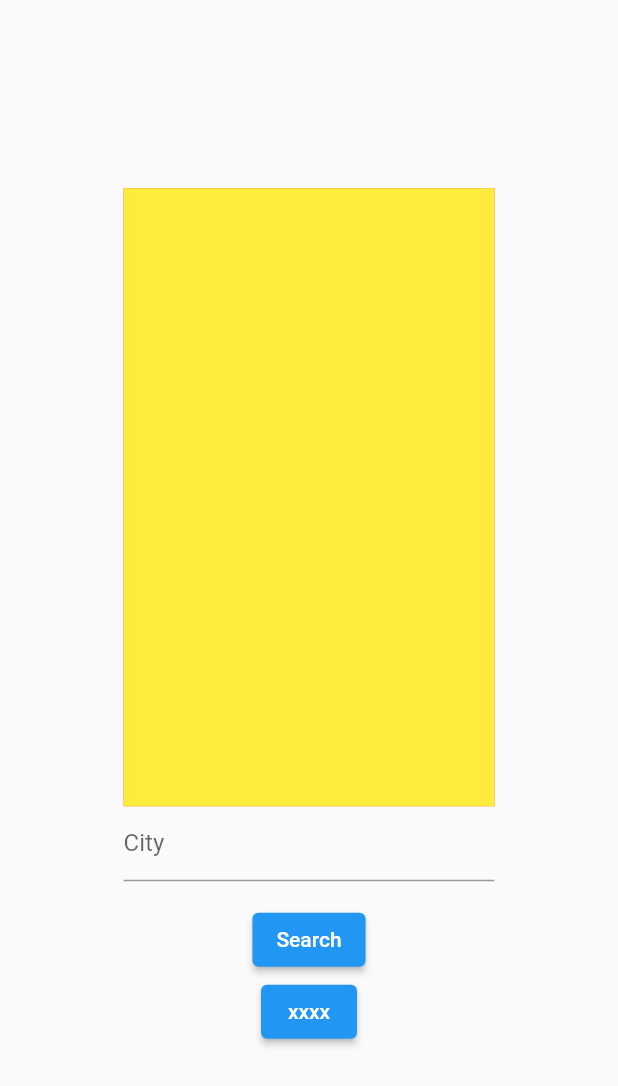
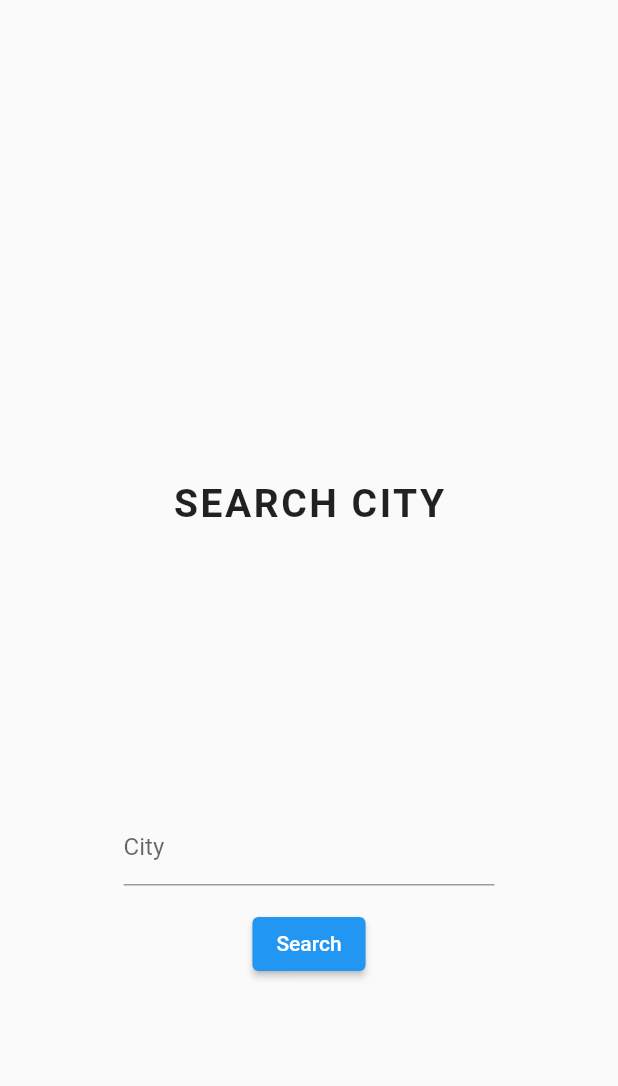
Before and after one commit to RitikRajoria/weather-app-flutter, a Flutter app: the screen it shows after launch, on a phone screen of 412 x 824 dp. Shown: the top 1086 px of the screen. Run offline on Flutter 3.47's test engine with Material 2 defaults, Android fonts, the phone set to English and light mode, and no system bars; missing offline and left inert: dart:ffi.

Commit message:
minor ui changes

```diff
--- a/lib/pages/homepage.dart
+++ b/lib/pages/homepage.dart
@@ -34,14 +34,21 @@ class _HomePageState extends State<HomePage> {
               children: [
                 Center(
                     child: Container(
-                  height: (size.height) * 0.5,
-                  width: (size.width) * 0.6,
-                  color: Colors.red,
+                  height: (size.height) * 0.4,
+                  width: (size.width) * 0.9,
                   child: _response == null
                       ? Container(
-                          height: (size.height) * 0.5,
-                          width: (size.width) * 0.6,
-                          color: Colors.yellow,
+                          height: (size.height) * 0.4,
+                          width: (size.width) * 0.9,
+                          child: Center(
+                            child: Text(
+                              "SEARCH CITY",
+                              style: TextStyle(
+                                  fontSize: 26,
+                                  letterSpacing: 1.7,
+                                  fontWeight: FontWeight.bold),
+                            ),
+                          ),
                         )
                       : Padding(
                           padding: const EdgeInsets.all(8.0),
@@ -62,25 +69,50 @@ class _HomePageState extends State<HomePage> {
                                 style: TextStyle(
                                     fontSize: 20, fontWeight: FontWeight.w500),
                               ),
-                              SizedBox(
-                                height: 12,
+                              Align(
+                                alignment: Alignment.centerLeft,
+                                child: SizedBox(
+                                  height: 35,
+                                  child: Text(
+                                    '5-Days Forecast',
+                                    style: TextStyle(fontSize: 18),
+                                  ),
+                                ),
                               ),
                               Expanded(
                                 child: ListView.builder(
+                                  scrollDirection: Axis.horizontal,
                                   itemCount: indexes.length,
                                   itemBuilder:
                                       (BuildContext context, int index) {
-                                    return Row(
+                                    return Padding(
+                                      padding: const EdgeInsets.only(
+                                          top: 8, bottom: 8, left: 3, right: 3),
+                                      child: Container(
+                                        height: (size.width) * 0.4,
+                                        width: (size.width) * 0.5,
+                                        decoration: BoxDecoration(
+                                          color: Colors.grey.withOpacity(0.4),
+                                          border: Border.all(
+                                              width: 0.7, color: Colors.black),
+                                          borderRadius:
+                                              BorderRadius.circular(14),
+                                        ),
+                                        child: Column(
+                                          mainAxisAlignment:
+                                              MainAxisAlignment.center,
                                           children: [
                                             Text('${dates[index]}',
                                                 style: TextStyle(fontSize: 18)),
                                             SizedBox(
-                                          width: 8,
+                                              height: 8,
                                             ),
                                             Text(
-                                            '${_response!.list![indexes[index]].main!.temp}',
+                                                '${_response!.list![indexes[index]].main!.temp} °C',
                                                 style: TextStyle(fontSize: 18)),
                                           ],
+                                        ),
+                                      ),
                                     );
                                   },
                                 ),
@@ -89,6 +121,9 @@ class _HomePageState extends State<HomePage> {
                           ),
                         ),
                 )),
+                SizedBox(
+                  height: 40,
+                ),
                 Center(
                   child: Container(
                     width: (size.width) * 0.6,
@@ -116,12 +151,6 @@ class _HomePageState extends State<HomePage> {
                   },
                   child: Text('Search'),
                 ),
-                ElevatedButton(
-                  onPressed: () {
-                    print(currentDate);
-                  },
-                  child: Text('xxxx'),
-                ),
               ],
             ),
           ),
@@ -143,7 +172,7 @@ class _HomePageState extends State<HomePage> {
         if (_response!.list![i].dtTxt!.contains('12:00:00')) {
           indexes.add(i);
           date = DateTime.parse('${_response!.list![i].dtTxt}');
-          formattedDate = DateFormat('MM-dd').format(date);
+          formattedDate = DateFormat('dd/MM, EEE').format(date);
           dates.add(formattedDate!);
         }
       }
```
Lines whose indentation alone changed are shown as unchanged.
